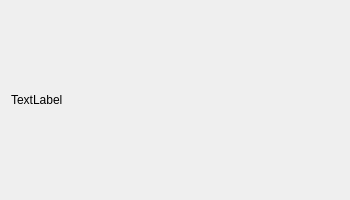
matheuspb/INE5417, file src/view/statswindow.ui: the form before one commit.
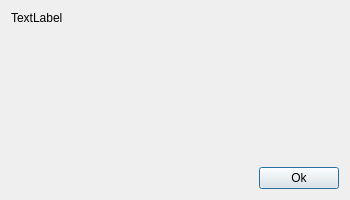
The form after the commit.

Commit message: Added a button to close the stats window

What changed in the file:
```diff
--- a/src/view/statswindow.ui
+++ b/src/view/statswindow.ui
@@ -21,6 +21,39 @@
      </property>
     </widget>
    </item>
+   <item row="1" column="2">
+    <spacer name="verticalSpacer">
+     <property name="orientation">
+      <enum>Qt::Vertical</enum>
+     </property>
+     <property name="sizeHint" stdset="0">
+      <size>
+       <width>20</width>
+       <height>130</height>
+      </size>
+     </property>
+    </spacer>
+   </item>
+   <item row="2" column="1">
+    <spacer name="horizontalSpacer">
+     <property name="orientation">
+      <enum>Qt::Horizontal</enum>
+     </property>
+     <property name="sizeHint" stdset="0">
+      <size>
+       <width>178</width>
+       <height>20</height>
+      </size>
+     </property>
+    </spacer>
+   </item>
+   <item row="2" column="2">
+    <widget class="QPushButton" name="okButton">
+     <property name="text">
+      <string>Ok</string>
+     </property>
+    </widget>
+   </item>
   </layout>
  </widget>
  <resources/>
```
Left out of the diff: 19 changed lines with no effect on the pictures.
